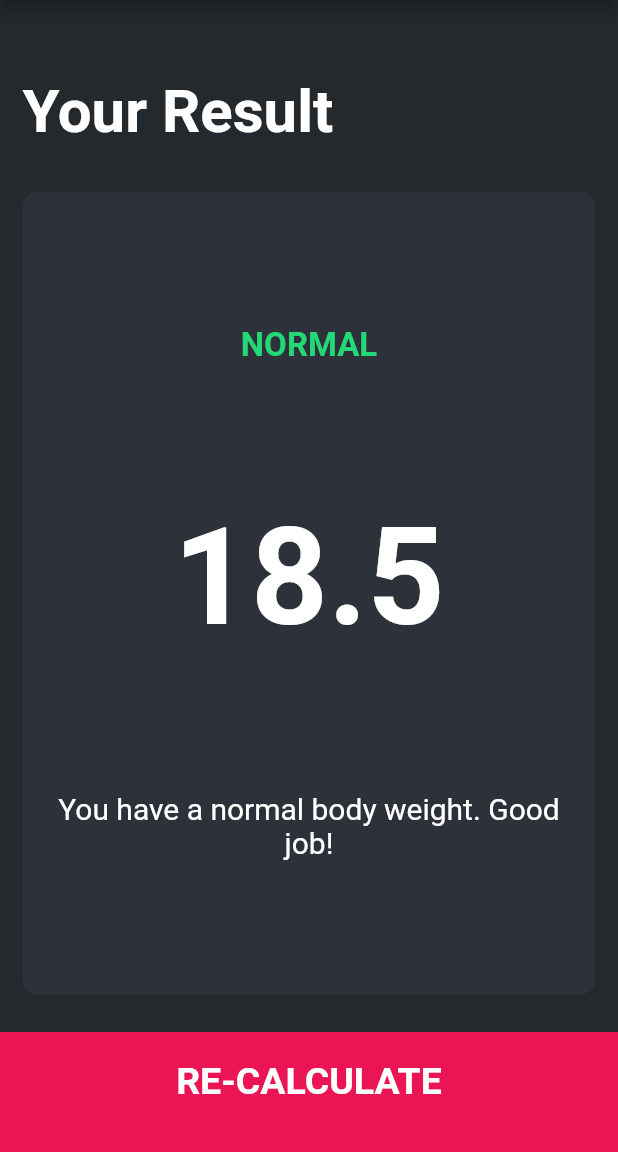
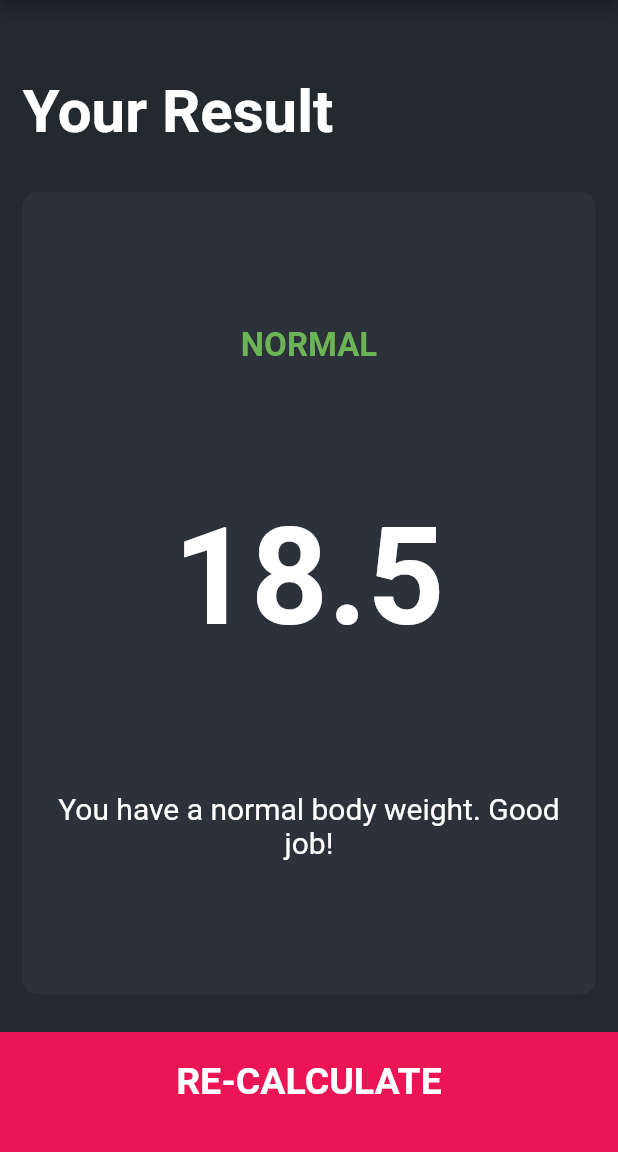
Before and after one commit to chauhannaman98/BMI-calculator, a Flutter app: the screen it shows after launch, after a tap on "CALCULATE", on a phone screen of 412 x 824 dp, the part 84-1236 px from its top. Run offline on Flutter 3.47's test engine with Material 2 defaults, Android fonts, the phone set to English and light mode, and no system bars; our stand-ins replace font_awesome_flutter.

Commit message:
Updated results and messages

```diff
--- a/lib/calculator_brain.dart
+++ b/lib/calculator_brain.dart
@@ -1,12 +1,17 @@
 import 'dart:math';
+import 'package:flutter/material.dart';
 
 class CalculatorBrain {
 
-  CalculatorBrain({this.height, this.weight});
+  CalculatorBrain({this.height, this.weight, this.gender});
   final height;
   final weight;
+  final gender;
 
+  bool _validGender;
   double _bmi;
+  String _bmiStatus, _interpretation;
+  Color _textColor;
 
   String calculateBMI() {
     _bmi = weight/pow(height/100, 2);
@@ -14,22 +19,93 @@ class CalculatorBrain {
   }
 
   String getResult()  {
-    if(_bmi>=25) {
-      return 'Overweight';
-    } else if(_bmi>18.5) {
-      return 'Normal';
+    if(gender.toString()=='Gender.male') {
+      _validGender = true;
+      if(_bmi>40) {
+        _bmiStatus='Very severely obese';
+        _interpretation='Please see a doctor. You are at high health risk';
+        _textColor=Color(0XFFF94340);
+      } else if(_bmi>35)  {
+        _bmiStatus='Severely obese';
+        _interpretation='You are at high risk! Please workout on reducing body weight';
+        _textColor=Color(0XFFFB693F);
+      } else if(_bmi>30)  {
+        _bmiStatus='Moderately obese';
+        _interpretation='You are a bit obese. Stop eating junk and exercise';
+        _textColor=Color(0XFFF49F67);
+      } else if(_bmi>25)  {
+        _bmiStatus='Overweight';
+        _interpretation='You have a higher than normal body weight. Try to exercise more';
+        _textColor=Color(0XFFF69C3C);
+      } else if(_bmi>18.5)  {
+        _bmiStatus='Normal';
+        _interpretation='You have a normal body weight. Good job!';
+        _textColor=Color(0XFF6BB557);
+      } else if(_bmi>16)  {
+        _bmiStatus='Underweight';
+        _interpretation='You have a lower than normal body weight. You can eat a bit more.';
+        _textColor=Color(0XFF79D9F0);
+      } else if(_bmi>15)  {
+        _bmiStatus='Severely Underweight';
+        _interpretation='You have very low body weight. Eat more and hit the gym.';
+        _textColor=Color(0XFF0A97FA);
+      } else  {
+        _bmiStatus='Very severely Underweight';
+        _interpretation='You are very thin and it may lead to deficiencies. You need to see a doctor.';
+        _textColor=Color(0xFF027ACC);
+      }
+    } else if(gender.toString()=='Gender.female') {
+      _validGender = true;
+      if(_bmi>41.3) {
+        _bmiStatus='Very severely obese';
+        _interpretation='Please see a doctor. You are at high health risk';
+        _textColor=Color(0XFFF94340);
+      } else if(_bmi>36.3)  {
+        _bmiStatus='Severely obese';
+        _interpretation='You are at high risk! Please workout on reducing body weight';
+        _textColor=Color(0XFFFB693F);
+      } else if(_bmi>31.1)  {
+        _bmiStatus='Moderately obese';
+        _interpretation='You are a bit obese. Stop eating junk and exercise';
+        _textColor=Color(0XFFF49F67);
+      } else if(_bmi>26)  {
+        _bmiStatus='Overweight';
+        _interpretation='You have a higher than normal body weight. Try to exercise more';
+        _textColor=Color(0XFFF69C3C);
+      } else if(_bmi>19)  {
+        _bmiStatus='Normal';
+        _interpretation='You have a normal body weight. Good job!';
+        _textColor=Color(0XFF6BB557);
+      } else if(_bmi>15)  {
+        _bmiStatus='Underweight';
+        _interpretation='You have a lower than normal body weight. You can eat a bit more.';
+        _textColor=Color(0XFF79D9F0);
+      } else if(_bmi>13.9)  {
+        _bmiStatus='Severely Underweight';
+        _interpretation='You have very low body weight. Eat more and hit the gym.';
+        _textColor=Color(0XFF0A97FA);
+      } else  {
+        _bmiStatus='Very severely Underweight';
+        _interpretation='You are very thin and it may lead to deficiencies. You need to see a doctor.';
+        _textColor=Color(0xFF027ACC);
+      }
     } else  {
-      return 'Underweight';
+      _validGender = false;
+      _bmiStatus='Enter valid gender';
+      _textColor=Colors.white;
     }
+    return _bmiStatus;
   }
 
   String getInterpretation()  {
-    if(_bmi>=25) {
-      return 'You have a higher than normal body weight. Try to exercise more';
-    } else if(_bmi>18.5) {
-      return 'You have a normal body weight. Good job!';
-    } else  {
-      return 'You have a lower than normal body weight. You can eat a bit more.';
-    }
+    return _interpretation;
+  }
+
+  bool validInputs()  {
+    return _validGender;
+  }
+
+  Color getTextColor()  {
+    return _textColor;
   }
 }
--- a/lib/constant_styles.dart
+++ b/lib/constant_styles.dart
@@ -26,12 +26,6 @@ const kTitleTextStyle = TextStyle(
   fontWeight: FontWeight.bold,
 );
 
-const kResultTextStyle = TextStyle(
-  color: Color(0xFF24D876),
-  fontSize: 22.0,
-  fontWeight: FontWeight.bold,
-);
-
 const kBMITextStyle = TextStyle(
   fontSize: 90.0,
   fontWeight: FontWeight.bold,
--- a/lib/pages/input_page.dart
+++ b/lib/pages/input_page.dart
@@ -20,7 +20,7 @@ class InputPage extends StatefulWidget {
 
 class _InputPageState extends State<InputPage> {
 
-  Gender selectedGender;
+  Gender selectedGender=Gender.male;
   int height = 180;
   int weight = 60;
   int age = 25;
@@ -215,6 +215,7 @@ class _InputPageState extends State<InputPage> {
               CalculatorBrain calc = CalculatorBrain(
                 height: height,
                 weight: weight,
+                gender: selectedGender,
               );
 
               Navigator.push(
@@ -224,6 +225,7 @@ class _InputPageState extends State<InputPage> {
                       bmiResult: calc.calculateBMI(),
                       resultText: calc.getResult(),
                       interpretation: calc.getInterpretation(),
+                      textColor: calc.getTextColor(),
                     )
                 ),
               );
--- a/lib/pages/results_page.dart
+++ b/lib/pages/results_page.dart
@@ -6,10 +6,16 @@ import 'package:bmi_calculator/components/bottom_button.dart';
 
 class ResultsPage extends StatelessWidget {
 
-  ResultsPage({@required this.bmiResult, this.resultText, this.interpretation});
+  ResultsPage({@required
+    this.bmiResult,
+    this.resultText,
+    this.interpretation,
+    this.textColor
+  });
   final String bmiResult;
   final String resultText;
   final String interpretation;
+  final Color textColor;
 
   @override
   Widget build(BuildContext context) {
@@ -42,7 +48,11 @@ class ResultsPage extends StatelessWidget {
                   Center(
                     child: Text(
                       resultText.toUpperCase(),
-                      style: kResultTextStyle,
+                      style: TextStyle(
+                        color: textColor,
+                        fontSize: 22.0,
+                        fontWeight: FontWeight.bold,
+                      ),
                     ),
                   ),
                   Center(
```
